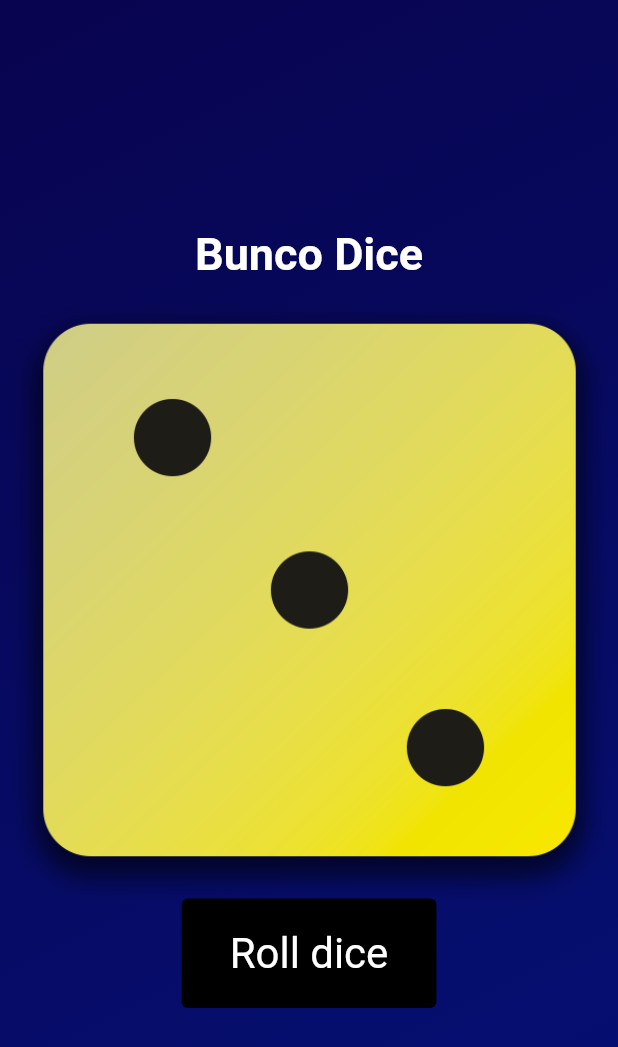
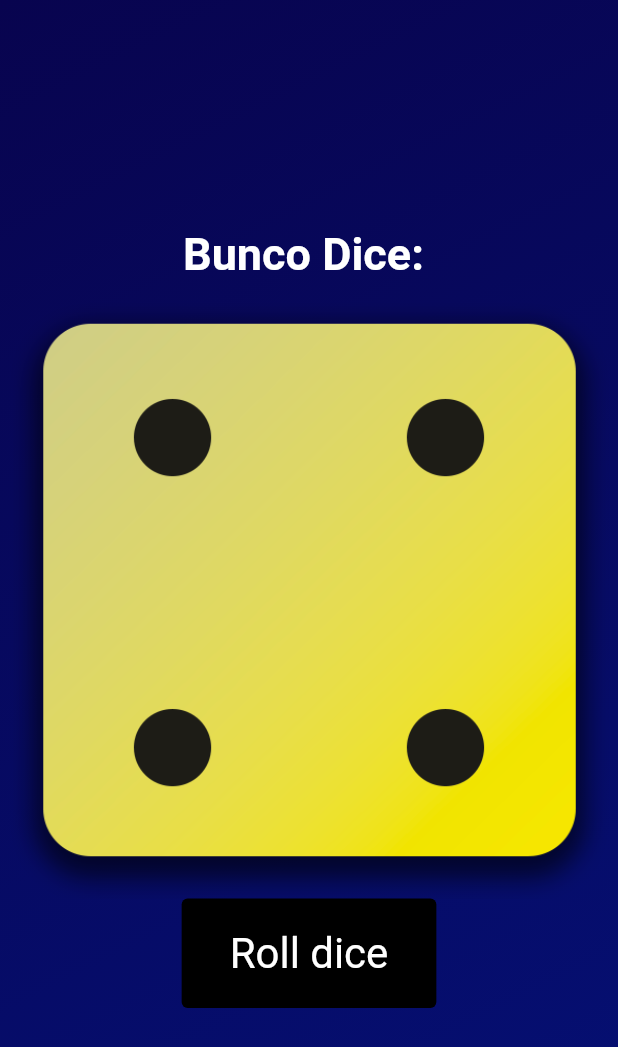
Before and after one commit to ntwari-egide/dice-app-flutter, a Flutter app: the screen it shows after launch, after a tap on "Roll dice", on a phone screen of 412 x 824 dp. Shown: the top 1047 px of the screen. Run offline on Flutter 3.47's test engine with Material 2 defaults, Android fonts, the phone set to English and light mode, and no system bars; missing offline and left inert: dart:ffi.

```diff
--- a/lib/dice_roller.dart
+++ b/lib/dice_roller.dart
@@ -1,3 +1,5 @@
+import 'dart:ffi';
+
 import 'package:flutter/material.dart';
 
 class DiceRoller extends StatefulWidget {
@@ -15,11 +17,16 @@ class DiceRoller extends StatefulWidget {
 class _DiceRollerState extends State<DiceRoller> {
 
   var activeImage = 'assets/images/dice-3.png';
+  var isRolled = false;
 
   // defining functions
   // implement changing dice image algorithm
   void rollDice() {
-    activeImage = 'assets/images/dice-4.png';
+    //setting new state
+    setState(() {
+      activeImage = 'assets/images/dice-4.png';
+      isRolled = true;
+    });
   }
 
   @override
@@ -28,7 +35,7 @@ class _DiceRollerState extends State<DiceRoller> {
           mainAxisSize: MainAxisSize.min,
           children: [
             const Text(
-              "Bunco Dice",
+              "Bunco Dice: ",
               style: TextStyle(
                 fontSize: 30,
                 color: Colors.white,
```
